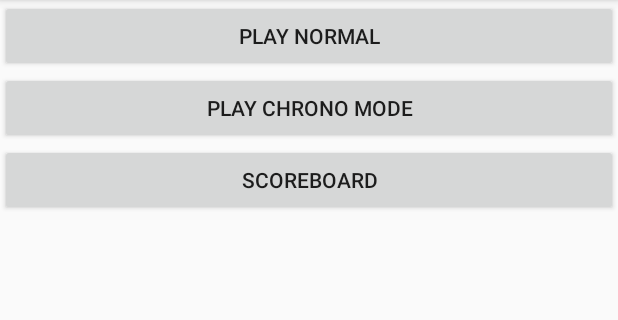
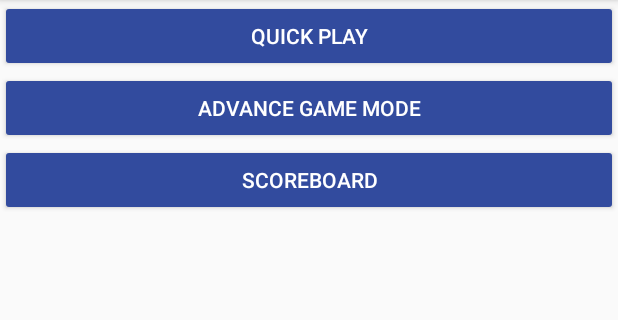
Before and after one commit to Dramelac/WhereIsCage, an Android app: the screen it shows after launch (MainActivity), on a phone screen of 412 x 824 dp, the part 84-404 px from its top. Run offline under Robolectric (Android 15) with nearby library versions, the phone set to English and light mode, and no system bars.

Commit message:
Change front text

```diff
--- a/WhereIsCage/app/src/main/java/com/supinfo/app/whereiscage/ScoreboardActivity.java
+++ b/WhereIsCage/app/src/main/java/com/supinfo/app/whereiscage/ScoreboardActivity.java
@@ -117,9 +117,9 @@ public class ScoreboardActivity extends AppCompatActivity {
                 case 0:
                     return "Normal";
                 case 1:
-                    return "Chrono 1";
+                    return "Chrono";
                 case 2:
-                    return "Chrono 2";
+                    return "Chrono endless";
             }
             return null;
         }
--- a/WhereIsCage/app/src/main/res/layout/activity_main.xml
+++ b/WhereIsCage/app/src/main/res/layout/activity_main.xml
@@ -10,23 +10,26 @@
 
 
     <Button
-        android:text="Play normal"
+        android:text="@string/play_normal"
         android:layout_width="match_parent"
         android:layout_height="wrap_content"
         android:id="@+id/PlayStandartBtn"
-        android:onClick="startStandartGame" />
+        android:onClick="startStandartGame"
+        style="@style/Widget.AppCompat.Button.Colored" />
 
     <Button
-        android:text="Play Chrono Mode"
+        android:text="@string/play_chrono_mode"
         android:layout_width="match_parent"
         android:layout_height="wrap_content"
         android:id="@+id/PlayChronoBtn"
-        android:onClick="startChronoMenu" />
+        android:onClick="startChronoMenu"
+        style="@style/Widget.AppCompat.Button.Colored" />
 
     <Button
-        android:text="Scoreboard"
+        android:text="@string/title_activity_scoreboard"
         android:layout_width="match_parent"
         android:layout_height="wrap_content"
         android:id="@+id/ScoreboardBtn"
-        android:onClick="startScoreboardMenu" />
+        android:onClick="startScoreboardMenu"
+        style="@style/Widget.AppCompat.Button.Colored" />
 </LinearLayout>
--- a/WhereIsCage/app/src/main/res/layout/activity_play.xml
+++ b/WhereIsCage/app/src/main/res/layout/activity_play.xml
@@ -37,6 +37,7 @@
         android:layout_width="wrap_content"
         android:layout_height="wrap_content"
         android:id="@+id/win"
-        android:onClick="win" />
+        android:onClick="win"
+        style="@style/Widget.AppCompat.Button.Colored" />
 
 </FrameLayout>
--- a/WhereIsCage/app/src/main/res/values/strings.xml
+++ b/WhereIsCage/app/src/main/res/values/strings.xml
@@ -3,8 +3,10 @@
     <string name="title_activity_gamemenu">Choose your game mode</string>
     <string name="title_activity_scoreboard">Scoreboard</string>
     <string name="section_format">Score of %1$d</string>
-    <string name="mode_chrono_standart">Mode Chrono standart</string>
-    <string name="mode_chrono_advanced">Mode chrono advanced</string>
+    <string name="mode_chrono_standart">Chrono Mode</string>
+    <string name="mode_chrono_advanced">Chrono Mode endless</string>
     <string name="picture">Picture</string>
     <string name="bg">BG</string>
+    <string name="play_normal">Quick play</string>
+    <string name="play_chrono_mode">Advance game mode</string>
 </resources>
```
Also changed, not shown: WhereIsCage/app/src/main/res/layout/activity_chrono_menu.xml (+14 -3 lines).
